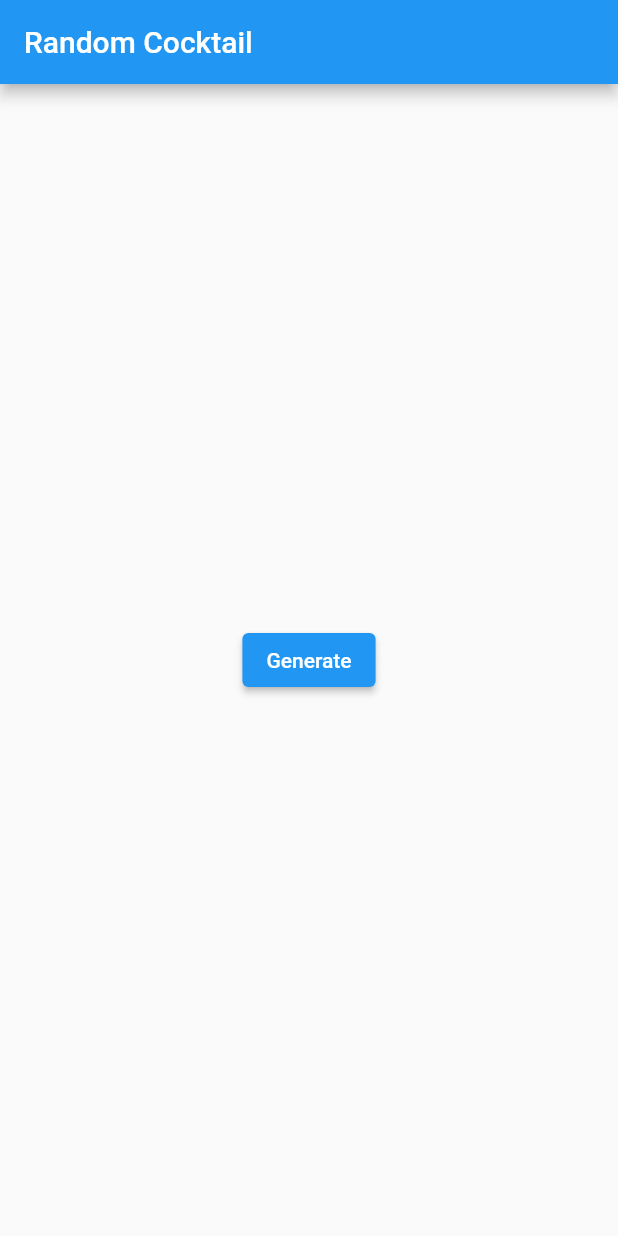
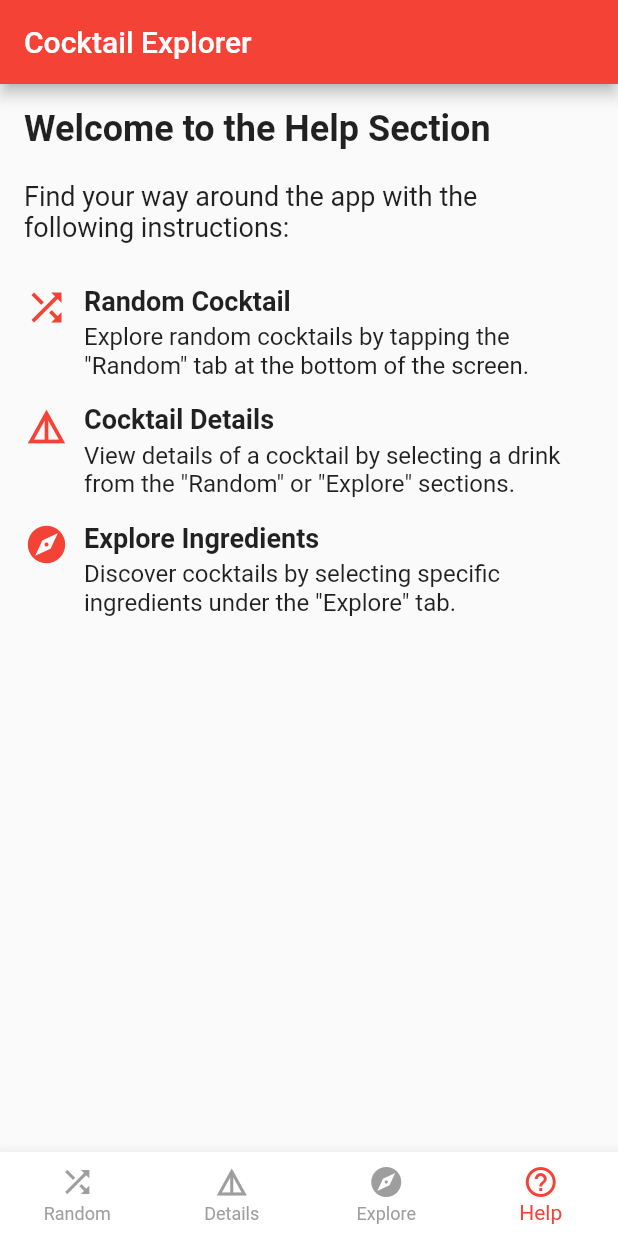
Before and after one commit to rowan888/Cocktail_App_1, a Flutter app: the screen it shows after launch, on a phone screen of 412 x 824 dp. Run offline on Flutter 3.47's test engine with Material 2 defaults, Android fonts, the phone set to English and light mode, and no system bars.

Commit message:
Final commit

```diff
--- /dev/null
+++ b/lib/details_page.dart
@@ -0,0 +1,91 @@
+import 'package:flutter/material.dart';
+
+class DetailsPage extends StatelessWidget {
+  final Map<String, dynamic>? cocktail;
+
+  DetailsPage({this.cocktail, Key? key}) : super(key: key);
+
+  @override
+  Widget build(BuildContext context) {
+    Widget buildTextSection(String title, String? value) {
+      if (value == null || value.isEmpty) return SizedBox.shrink();
+      return Padding(
+        padding: const EdgeInsets.only(bottom: 12.0),
+        child: Column(
+          crossAxisAlignment: CrossAxisAlignment.start,
+          children: [
+            Text(
+              title,
+              style: TextStyle(fontSize: 18, fontWeight: FontWeight.bold, color: Colors.red),
+            ),
+            SizedBox(height: 6),
+            Text(
+              value,
+              style: TextStyle(fontSize: 16),
+            ),
+          ],
+        ),
+      );
+    }
+
+    Widget buildIngredientList() {
+      List<Widget> ingredientsWidgets = [];
+      if (cocktail != null) {
+        for (int i = 1; i <= 15; i++) {
+          var ingredient = cocktail!['strIngredient$i'];
+          var measure = cocktail!['strMeasure$i'];
+          if (ingredient != null && ingredient.isNotEmpty) {
+            ingredientsWidgets.add(
+              Text(
+                '• $ingredient${measure != null ? ' - $measure' : ''}',
+                style: TextStyle(fontSize: 16),
+              ),
+            );
+          }
+        }
+      }
+      return Column(crossAxisAlignment: CrossAxisAlignment.start, children: ingredientsWidgets);
+    }
+
+    return Scaffold(
+      appBar: AppBar(
+        backgroundColor: Colors.red,
+        title: Text(
+          cocktail?['strDrink'] ?? 'Cocktail Details',
+          style: TextStyle(color: Colors.white),
+        ),
+      ),
+      body: Padding(
+        padding: const EdgeInsets.all(16.0),
+        child: cocktail == null
+            ? Center(child: Text('No data available'))
+            : SingleChildScrollView(
+                child: Column(
+                  crossAxisAlignment: CrossAxisAlignment.start,
+                  children: <Widget>[
+                    if (cocktail!['strDrinkThumb'] != null)
+                      Image.network(
+                        cocktail!['strDrinkThumb'],
+                        height: 250,
+                        width: double.infinity,
+                        fit: BoxFit.cover,
+                      ),
+                    SizedBox(height: 24),
+                    Text(
+                      'Ingredients:',
+                      style: TextStyle(fontSize: 20, fontWeight: FontWeight.bold, color: Colors.red),
+                    ),
+                    SizedBox(height: 10),
+                    buildIngredientList(),
+                    SizedBox(height: 24),
+                    buildTextSection('Instructions', cocktail!['strInstructions']),
+                    buildTextSection('Category', cocktail!['strCategory']),
+                    buildTextSection('Alcoholic', cocktail!['strAlcoholic']),
+                    buildTextSection('Glass', cocktail!['strGlass']),
+                  ],
+                ),
+              ),
+      ),
+    );
+  }
+}
--- /dev/null
+++ b/lib/help_page.dart
@@ -0,0 +1,74 @@
+import 'package:flutter/material.dart';
+
+class HelpPage extends StatelessWidget {
+  @override
+  Widget build(BuildContext context) {
+    return Padding(
+      padding: const EdgeInsets.all(16.0),
+      child: Column(
+        crossAxisAlignment: CrossAxisAlignment.start,
+        children: <Widget>[
+          Text(
+            'Welcome to the Help Section',
+            style: TextStyle(fontSize: 24, fontWeight: FontWeight.bold),
+          ),
+          SizedBox(height: 20),
+          Text(
+            'Find your way around the app with the following instructions:',
+            style: TextStyle(fontSize: 18),
+          ),
+          SizedBox(height: 20),
+          _buildHelpItem(
+            context,
+            icon: Icons.shuffle,
+            title: 'Random Cocktail',
+            description:
+                'Explore random cocktails by tapping the "Random" tab at the bottom of the screen.',
+          ),
+          _buildHelpItem(
+            context,
+            icon: Icons.details,
+            title: 'Cocktail Details',
+            description:
+                'View details of a cocktail by selecting a drink from the "Random" or "Explore" sections.',
+          ),
+          _buildHelpItem(
+            context,
+            icon: Icons.explore,
+            title: 'Explore Ingredients',
+            description:
+                'Discover cocktails by selecting specific ingredients under the "Explore" tab.',
+          ),
+        ],
+      ),
+    );
+  }
+
+  Widget _buildHelpItem(
+    BuildContext context, {
+    required IconData icon,
+    required String title,
+    required String description,
+  }) {
+    return Padding(
+      padding: const EdgeInsets.symmetric(vertical: 8.0),
+      child: Row(
+        crossAxisAlignment: CrossAxisAlignment.start,
+        children: <Widget>[
+          Icon(icon, size: 30, color:Colors.red),
+          SizedBox(width: 10),
+          Expanded(
+            child: Column(
+              crossAxisAlignment: CrossAxisAlignment.start,
+              children: <Widget>[
+                Text(title, style: TextStyle(fontSize: 18, fontWeight: FontWeight.bold)),
+                SizedBox(height: 4),
+                Text(description, style: TextStyle(fontSize: 16)),
+              ],
+            ),
+          ),
+        ],
+      ),
+    );
+  }
+}
--- /dev/null
+++ b/lib/home_page.dart
@@ -0,0 +1,110 @@
+import 'package:flutter/material.dart';
+import 'package:http/http.dart' as http;
+import 'dart:convert';
+import 'details_page.dart';
+import 'explorer_page.dart';
+import 'help_page.dart';
+
+class HomePage extends StatefulWidget {
+  @override
+  HomePageState createState() => HomePageState();
+}
+
+class HomePageState extends State<HomePage> {
+  int _currentIndex = 3; // App starts on the help page.
+  Map<String, dynamic>? cocktail; // Holds the data for the current cocktail.
+  bool showDetailsIndicator = false; // Controls the visibility of the details indicator.
+
+  // fetchCocktail fetches a random cocktail from an API.
+  Future<void> fetchCocktail() async {
+    try {
+      final response = await http.get(Uri.parse('https://www.thecocktaildb.com/api/json/v1/1/random.php'));
+      final Map<String, dynamic> newCocktail = json.decode(response.body)['drinks'][0];
+      setState(() {
+        cocktail = newCocktail;
+        showDetailsIndicator = true;
+        navBarItems[1] = BottomNavigationBarItem(
+          icon: Icon(Icons.details),
+          label: 'Details${showDetailsIndicator ? ' ●' : ''}',
+        );
+      });
+    } catch (e) {
+      print('Failed to fetch cocktail: $e');
+    }
+  }
+
+  // onTabTapped handles the action when a tab is tapped.
+  void onTabTapped(int index) {
+    if (index == 1 && cocktail != null) {
+      setState(() {
+        showDetailsIndicator = false;
+        navBarItems[1] = BottomNavigationBarItem(
+          icon: Icon(Icons.details),
+          label: 'Details',
+        );
+      });
+      Navigator.push(
+        context,
+        MaterialPageRoute(builder: (context) => DetailsPage(cocktail: cocktail!)),
+      );
+    } else {
+      setState(() {
+        _currentIndex = index;
+        if (index == 0) {
+          fetchCocktail();
+        }
+      });
+    }
+  }
+
+  // navBarItems holds the items for the bottom navigation bar.
+  List<BottomNavigationBarItem> navBarItems = [
+    BottomNavigationBarItem(
+      icon: Icon(Icons.shuffle),
+      label: 'Random',
+    ),
+    BottomNavigationBarItem(
+      icon: Icon(Icons.details),
+      label: 'Details',
+    ),
+    BottomNavigationBarItem(
+      icon: Icon(Icons.explore),
+      label: 'Explore',
+    ),
+    BottomNavigationBarItem(
+      icon: Icon(Icons.help_outline),
+      label: 'Help',
+    ),
+  ];
+
+  // build returns the widget for HomePage.
+  @override
+  Widget build(BuildContext context) {
+    List<Widget> pageWidgets = [
+      Center(child: Text('View your cocktail by pressing the "Details" Button!')),
+      if (cocktail != null) DetailsPage(cocktail: cocktail!) else Container(),
+      CocktailExplorer(),
+      HelpPage(),
+    ];
+
+    return Scaffold(
+      appBar: AppBar(
+        backgroundColor: Colors.red,
+        title: Text('Cocktail Explorer'),
+      ),
+      body: IndexedStack(
+        index: _currentIndex,
+        children: pageWidgets,
+      ),
+      bottomNavigationBar: BottomNavigationBar(
+        onTap: onTabTapped,
+        currentIndex: _currentIndex,
+        items: navBarItems,
+        selectedItemColor: Colors.red,
+        unselectedItemColor: Colors.grey,
+        backgroundColor: Colors.white,
+        type: BottomNavigationBarType.fixed,
+      ),
+    );
+  }
+}
--- a/lib/main.dart
+++ b/lib/main.dart
@@ -1,6 +1,5 @@
 import 'package:flutter/material.dart';
-import 'package:http/http.dart' as http;
-import 'dart:convert';
+import 'home_page.dart';
 
 void main() {
   runApp(MyApp());
@@ -10,7 +9,7 @@ class MyApp extends StatelessWidget {
   @override
   Widget build(BuildContext context) {
     return MaterialApp(
-      title: 'Random Cocktail',
+      title: 'Random Cocktail Generator',
       theme: ThemeData(
         primarySwatch: Colors.blue,
       ),
@@ -18,99 +17,3 @@ class MyApp extends StatelessWidget {
     );
   }
 }
-
-class HomePage extends StatefulWidget {
-  @override
-  _HomePageState createState() => _HomePageState();
-}
-
-class _HomePageState extends State<HomePage> {
-  Map<String, dynamic>? cocktail;
-
-  @override
-  Widget build(BuildContext context) {
-    return Scaffold(
-      appBar: AppBar(
-        title: Text('Random Cocktail'),
-      ),
-      body: Center(
-        child: Column(
-          mainAxisAlignment: MainAxisAlignment.center,
-          children: <Widget>[
-            ElevatedButton(
-              child: Text('Generate'),
-              onPressed: () async {
-                final response = await http.get(Uri.parse('https://www.thecocktaildb.com/api/json/v1/1/random.php'));
-                final Map<String, dynamic> newCocktail = json.decode(response.body)['drinks'][0];
-                setState(() {
-                  cocktail = newCocktail;
-                });
-              },
-            ),
-            if (cocktail != null)
-              ElevatedButton(
-                child: Text('View Cocktail'),
-                onPressed: () {
-                  Navigator.push(
-                    context,
-                    MaterialPageRoute(builder: (context) => DetailsPage(cocktail: cocktail!)),
-                  );
-                },
-              ),
-          ],
-        ),
-      ),
-    );
-  }
-}
-
-// Defines a stateless widget for the details page
-class DetailsPage extends StatelessWidget {
-
-    // Declares a final map to hold the cocktail data
-  final Map<String, dynamic> cocktail;
-
-  // Define a constructor for the DetailsPage widget
-  DetailsPage({required this.cocktail, Key? key}) : super(key: key);
-
-  // Override the build method to describe the part of the user interface represented by this widget
-  @override
-  Widget build(BuildContext context) {
-    return Scaffold(
-      appBar: AppBar(
-      // Set the title of the app bar to the name of the cocktail
-        title: Text(cocktail['strDrink']),
-      ),
-      body: Padding(
-        padding: EdgeInsets.all(16.0),
-        child: Column(
-          // Align the children to the start of the column
-          crossAxisAlignment: CrossAxisAlignment.start,
-          children: <Widget>[
-            // Displays the ingredients of the cocktail
-            Text('Ingredients:', style: TextStyle(fontSize: 24)),
-            for (var i = 1; i <= 15; i++)
-              if (cocktail['strIngredient$i'] != null && cocktail['strIngredient$i'].isNotEmpty)
-                Text('${cocktail['strIngredient$i']} - ${cocktail['strMeasure$i']}'),
-            SizedBox(height: 20),
-            // Displays the instructions of the cocktail
-            Text('Instructions:', style: TextStyle(fontSize: 24)),
-            Text(cocktail['strInstructions']),
-            SizedBox(height: 20),
-            // Displays the category of the cocktail
-            Text('Category:', style: TextStyle(fontSize: 24)),
-            Text(cocktail['strCategory']),
-            SizedBox(height: 20),
-            // Displays whether the cocktail is alcoholic or not
-            Text('Alcoholic:', style: TextStyle(fontSize: 24)),
-            Text(cocktail['strAlcoholic']),
-            SizedBox(height: 20),
-            // Displays the type of glass the cocktail is served in
-            Text('Glass:', style: TextStyle(fontSize: 24)),
-            Text(cocktail['strGlass']),
-          ],
-        ),
-      ),
-    );
-  }
-}
--- a/pubspec.yaml
+++ b/pubspec.yaml
@@ -12,6 +12,8 @@ dependencies:
   flutter:
     sdk: flutter
   http: ^0.13.3
+  badges: ^2.0.2
+
 
   english_words: ^4.0.0
   provider: ^6.0.0
```
Also changed, not shown: lib/explorer_page.dart (added, +197 -0 lines), pubspec.lock.
